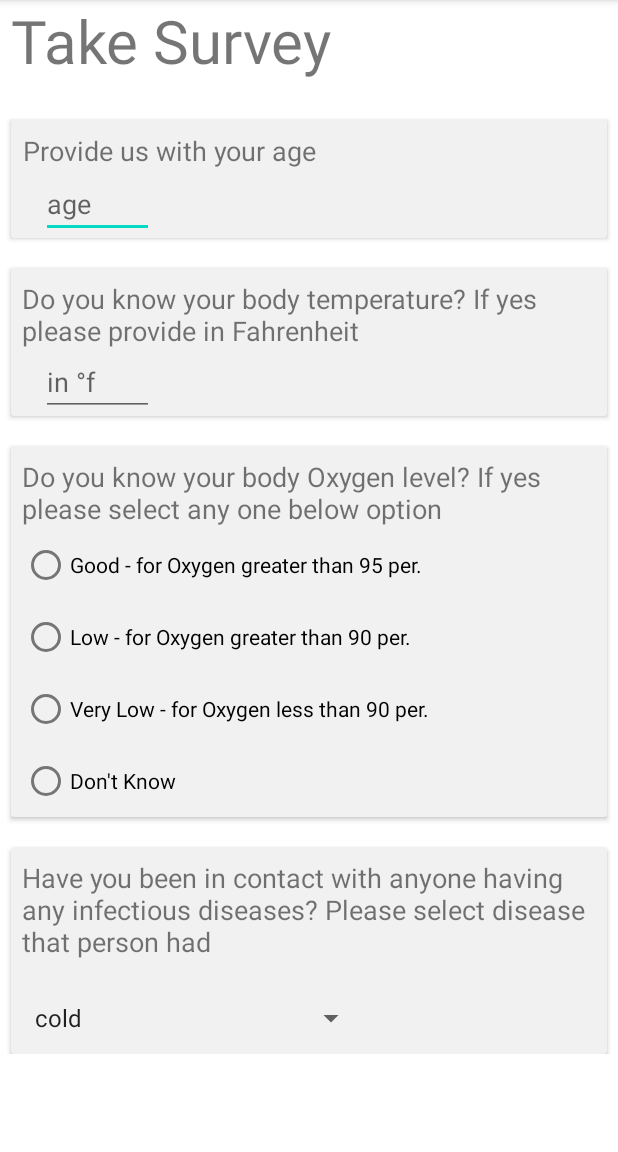
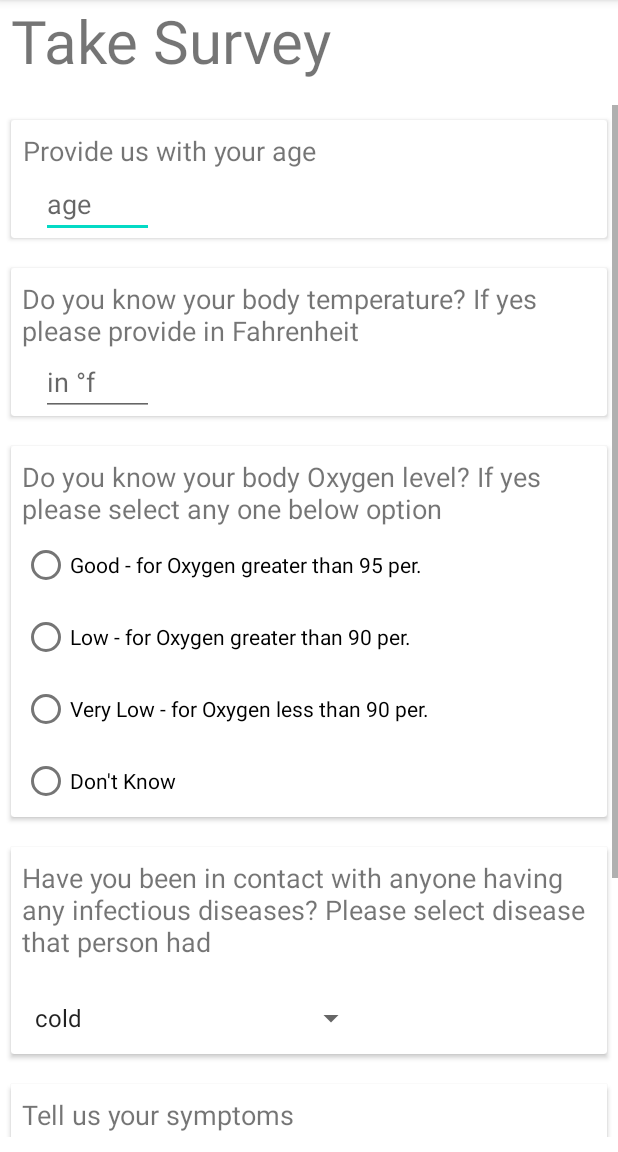
Before and after one commit to Mayuresh-loves-cpp/stuff, an Android app: the screen it shows after launch (MainActivity), in the side drawer, after a tap on "Take Survey", on a phone screen of 412 x 824 dp, the part 84-1236 px from its top. Run offline under Robolectric (Android 15) with nearby library versions, the phone set to English and light mode, and no system bars.

Commit message:
completed take survey fragment UI work

```diff
--- a/app/src/main/res/layout/fragment_take_survey.xml
+++ b/app/src/main/res/layout/fragment_take_survey.xml
@@ -31,7 +31,7 @@
                 android:layout_marginLeft="7dp"
                 android:layout_marginRight="7dp"
                 android:layout_marginTop="10dp"
-                android:backgroundTint="#f1f1f1">
+                android:backgroundTint="@color/cardview_light_background">
 
 
                 <TextView
@@ -58,7 +58,7 @@
                 android:layout_marginLeft="7dp"
                 android:layout_marginTop="20dp"
                 android:layout_marginRight="7dp"
-                android:backgroundTint="#f1f1f1">
+                android:backgroundTint="@color/cardview_light_background">
 
                 <TextView
                     android:layout_width="wrap_content"
@@ -85,7 +85,7 @@
                 android:layout_marginLeft="7dp"
                 android:layout_marginTop="20dp"
                 android:layout_marginRight="7dp"
-                android:backgroundTint="#f1f1f1">
+                android:backgroundTint="@color/cardview_light_background">
 
                 <TextView
                     android:layout_width="wrap_content"
@@ -145,7 +145,7 @@
                 android:layout_marginLeft="7dp"
                 android:layout_marginTop="20dp"
                 android:layout_marginRight="7dp"
-                android:backgroundTint="#f1f1f1">
+                android:backgroundTint="@color/cardview_light_background">
 
                 <TextView
                     android:layout_width="wrap_content"
@@ -166,11 +166,75 @@
 
             </androidx.cardview.widget.CardView>
 
+            <androidx.cardview.widget.CardView
+                android:layout_width="match_parent"
+                android:layout_height="wrap_content"
+                android:layout_marginLeft="7dp"
+                android:layout_marginRight="7dp"
+                android:layout_marginTop="20dp"
+                android:backgroundTint="@color/cardview_light_background">
+
+
+                <TextView
+                    android:layout_width="wrap_content"
+                    android:layout_height="wrap_content"
+                    android:layout_marginLeft="7dp"
+                    android:layout_marginTop="8dp"
+                    android:text="Tell us your symptoms"
+                    android:textAlignment="center"
+                    android:textSize="18dp" />
+
+                <EditText
+                    android:layout_width="match_parent"
+                    android:layout_height="wrap_content"
+                    android:layout_marginLeft="15dp"
+                    android:layout_marginRight="15dp"
+                    android:layout_marginTop="33dp"
+                    android:hint="symptom 1"
+                    android:inputType="textAutoCorrect" />
+
+                <EditText
+                    android:layout_width="match_parent"
+                    android:layout_height="wrap_content"
+                    android:layout_marginLeft="15dp"
+                    android:layout_marginRight="15dp"
+                    android:layout_marginTop="76dp"
+                    android:hint="symptom 2"
+                    android:inputType="textAutoCorrect" />
+
+                <EditText
+                    android:layout_width="match_parent"
+                    android:layout_height="wrap_content"
+                    android:layout_marginLeft="15dp"
+                    android:layout_marginRight="15dp"
+                    android:layout_marginTop="119dp"
+                    android:hint="symptom 3"
+                    android:inputType="textAutoCorrect" />
+
+                <EditText
+                    android:layout_width="match_parent"
+                    android:layout_height="wrap_content"
+                    android:layout_marginLeft="15dp"
+                    android:layout_marginRight="15dp"
+                    android:layout_marginTop="162dp"
+                    android:hint="symptom 4"
+                    android:inputType="textAutoCorrect" />
+            </androidx.cardview.widget.CardView>
+
+            <Button
+                android:layout_width="match_parent"
+                android:layout_height="wrap_content"
+                android:layout_marginLeft="250dp"
+                android:layout_marginRight="7dp"
+                android:layout_marginTop="10dp"
+                android:backgroundTint="@color/design_default_color_secondary"
+                style="@style/Animation.Design.BottomSheetDialog"
+                android:text="@string/saveDataButton"
+                android:textAllCaps="false">
+
+            </Button>
+
         </GridLayout>
     </ScrollView>
 
-
-
-
-
 </FrameLayout>
--- a/app/src/main/res/values/strings.xml
+++ b/app/src/main/res/values/strings.xml
@@ -2,6 +2,7 @@
     <string name="app_name">HealthManager</string>
     <string name="open">Open</string>
     <string name="close">Close</string>
+    <string name="saveDataButton">Save Data</string>
     <!-- TODO: Remove or change this placeholder text -->
     <string name="hello_blank_fragment">Hello blank fragment</string>
     <string-array name="contactTypes">
```
